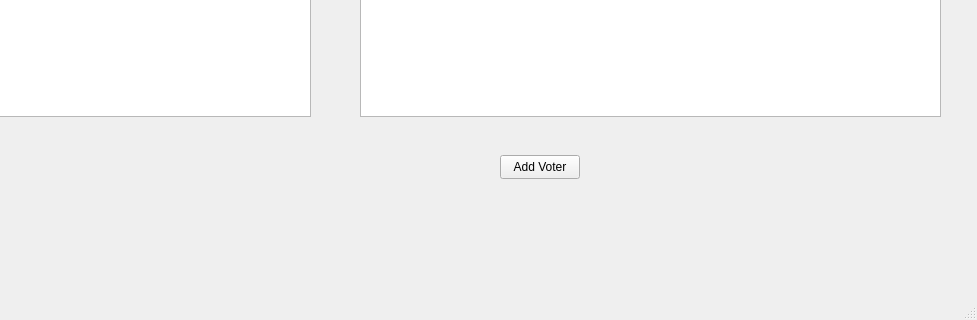
First picture: the form in src/gui/mainwindow.ui, repository 4ahlikNevmiruchi/PoliticalSim, before the edit; both pictures show x 470 to 1447 and y 154 to 474 of the 1447 by 474 pixel window.
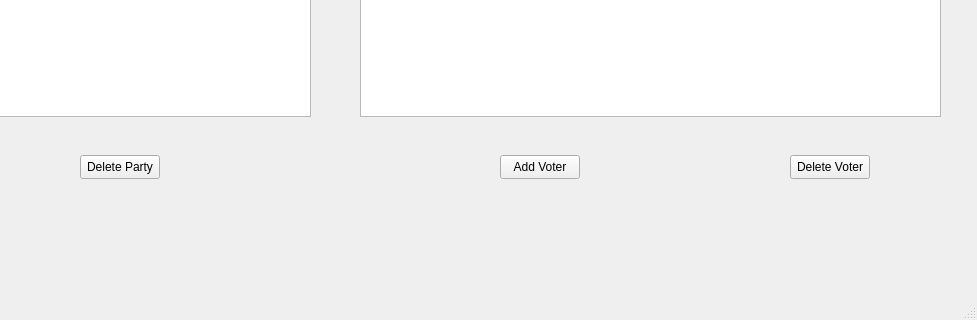
Second picture: the form after the edit.

Commit message: delete buttons implemented, some finetuning in logic

Diff of the .ui file:
```diff
--- a/src/gui/mainwindow.ui
+++ b/src/gui/mainwindow.ui
@@ -60,6 +60,32 @@
      <string>Add Voter</string>
     </property>
    </widget>
+   <widget class="QPushButton" name="deletePartyButton">
+    <property name="geometry">
+     <rect>
+      <x>550</x>
+      <y>290</y>
+      <width>80</width>
+      <height>24</height>
+     </rect>
+    </property>
+    <property name="text">
+     <string>Delete Party</string>
+    </property>
+   </widget>
+   <widget class="QPushButton" name="deleteVoterButton">
+    <property name="geometry">
+     <rect>
+      <x>1260</x>
+      <y>290</y>
+      <width>80</width>
+      <height>24</height>
+     </rect>
+    </property>
+    <property name="text">
+     <string>Delete Voter</string>
+    </property>
+   </widget>
   </widget>
   <widget class="QMenuBar" name="menubar">
    <property name="geometry">
```
The commit also changes 6 other files.
